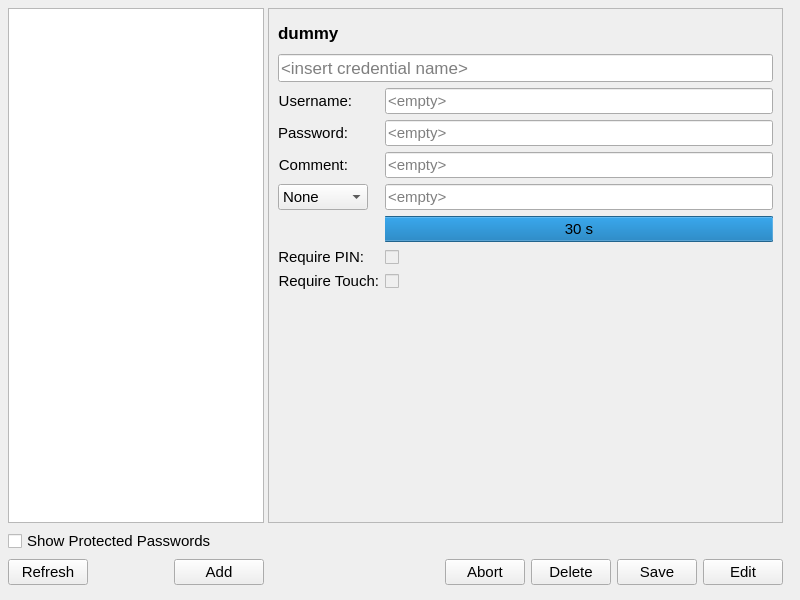
Above: nitrokeyapp/ui/secrets_tab.ui from Nitrokey/nitrokey-app2 before the change. Below: the same form after it.
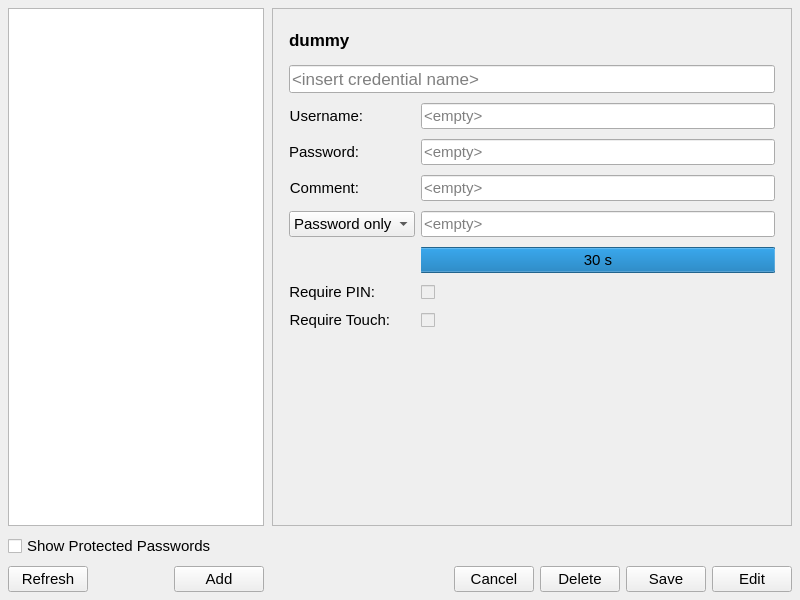
That is the form after the change. Icons and pictures are not drawn.

```diff
--- a/nitrokeyapp/ui/secrets_tab.ui
+++ b/nitrokeyapp/ui/secrets_tab.ui
@@ -24,10 +24,16 @@
   </property>
   <layout class="QVBoxLayout" name="verticalLayout_2" stretch="0">
    <property name="leftMargin">
-    <number>4</number>
+    <number>0</number>
    </property>
    <property name="topMargin">
-    <number>4</number>
+    <number>0</number>
+   </property>
+   <property name="rightMargin">
+    <number>0</number>
+   </property>
+   <property name="bottomMargin">
+    <number>0</number>
    </property>
    <item>
     <widget class="QStackedWidget" name="secret_tab">
@@ -43,22 +49,22 @@
       </property>
       <layout class="QGridLayout" name="gridLayout">
        <property name="leftMargin">
-        <number>4</number>
+        <number>8</number>
        </property>
        <property name="topMargin">
-        <number>4</number>
+        <number>8</number>
        </property>
        <property name="rightMargin">
-        <number>6</number>
+        <number>8</number>
        </property>
        <property name="bottomMargin">
-        <number>4</number>
+        <number>8</number>
        </property>
        <property name="horizontalSpacing">
-        <number>4</number>
+        <number>8</number>
        </property>
        <property name="verticalSpacing">
-        <number>6</number>
+        <number>8</number>
        </property>
        <item row="2" column="0">
         <widget class="QWidget" name="__button_space_left" native="true">
@@ -102,7 +108,7 @@
             </property>
             <property name="icon">
              <iconset>
-              <normaloff>icons/refresh.svg</normaloff>icons/refresh.svg</iconset>
+              <normaloff>icons/light_mode/refresh.svg</normaloff>icons/light_mode/refresh.svg</iconset>
             </property>
            </widget>
           </item>
@@ -215,6 +221,21 @@
               <enum>QFrame::Shadow::Raised</enum>
              </property>
              <layout class="QFormLayout" name="formLayout">
+              <property name="leftMargin">
+               <number>16</number>
+              </property>
+              <property name="topMargin">
+               <number>16</number>
+              </property>
+              <property name="rightMargin">
+               <number>16</number>
+              </property>
+              <property name="bottomMargin">
+               <number>16</number>
+              </property>
+              <property name="verticalSpacing">
+               <number>10</number>
+              </property>
               <item row="0" column="0">
                <widget class="QLabel" name="name_label">
                 <property name="sizePolicy">
@@ -433,7 +454,7 @@
                      <bool>false</bool>
                     </property>
                     <property name="currentText">
-                     <string>None</string>
+                     <string>Password only</string>
                     </property>
                     <property name="currentIndex">
                      <number>0</number>
@@ -446,7 +467,7 @@
                     </property>
                     <item>
                      <property name="text">
-                      <string>None</string>
+                      <string>Password only</string>
                      </property>
                     </item>
                     <item>
@@ -696,11 +717,11 @@
              </font>
             </property>
             <property name="text">
-             <string>Abort</string>
+             <string>Cancel</string>
             </property>
             <property name="icon">
              <iconset>
-              <normaloff>icons/close.svg</normaloff>icons/close.svg</iconset>
+              <normaloff>icons/light_mode/close.svg</normaloff>icons/light_mode/close.svg</iconset>
             </property>
            </widget>
           </item>
@@ -722,7 +743,7 @@
             </property>
             <property name="icon">
              <iconset>
-              <normaloff>icons/delete.svg</normaloff>icons/delete.svg</iconset>
+              <normaloff>icons/light_mode/delete.svg</normaloff>icons/light_mode/delete.svg</iconset>
             </property>
            </widget>
           </item>
@@ -769,7 +790,7 @@
             </property>
             <property name="icon">
              <iconset>
-              <normaloff>icons/edit.svg</normaloff>icons/edit.svg</iconset>
+              <normaloff>icons/light_mode/edit.svg</normaloff>icons/light_mode/edit.svg</iconset>
             </property>
            </widget>
           </item>
```
